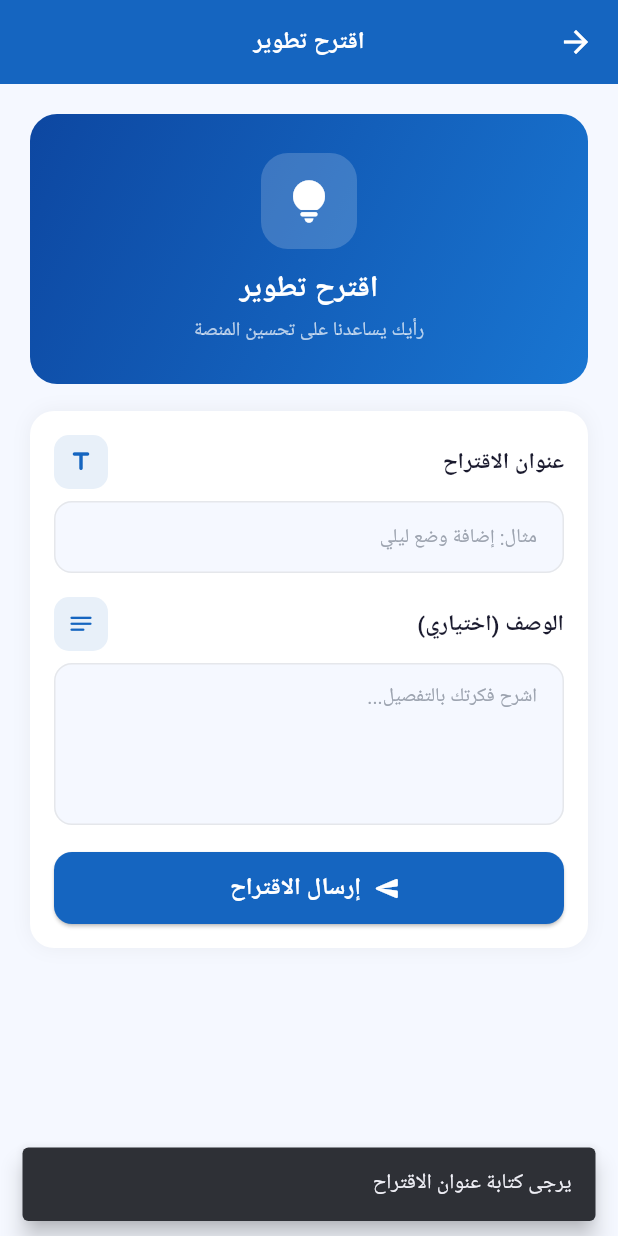
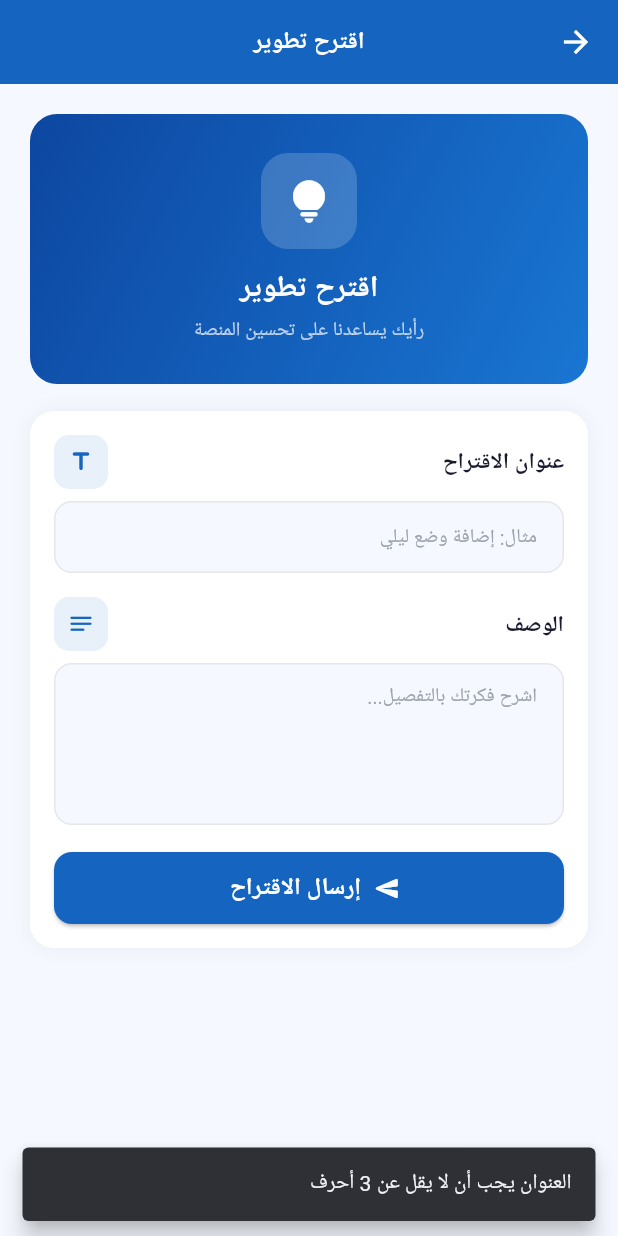
Before and after one commit to CodePen32/EduRim, a Flutter app: the SuggestFeatureScreen screen opened by its route, after a tap on "إرسال الاقتراح", on a phone screen of 412 x 824 dp. Run offline on Flutter 3.47's test engine with Material 3 defaults, Android fonts, the phone set to English and light mode, and no system bars; our stand-ins replace dio, file_picker, firebase_core, firebase_messaging, flutter_local_notifications, hive and 5 more; missing offline and left inert: dart:js_interop, syncfusion_flutter_pdfviewer; accounts and stored records are empty; Roboto replaces fonts that are missing (Cairo).

Commit message:
feat: submit feature suggestions from app

```diff
--- /dev/null
+++ b/frontend/lib/core/services/suggestion_service.dart
@@ -0,0 +1,14 @@
+import '../network/api_client.dart';
+
+class SuggestionService {
+  /// Sends a development suggestion to the backend.
+  /// Throws [ApiException] on failure (message is Arabic from the server).
+  Future<void> submit({required String title, required String description}) async {
+    await apiClient.post('/me/suggestions', {
+      'title': title,
+      'description': description,
+    });
+  }
+}
+
+final suggestionService = SuggestionService();
--- a/frontend/lib/features/info/screens/suggest_feature_screen.dart
+++ b/frontend/lib/features/info/screens/suggest_feature_screen.dart
@@ -1,5 +1,9 @@
 import 'package:flutter/material.dart';
 import '../../../core/constants/app_colors.dart';
+import '../../../core/network/api_client.dart';
+import '../../../core/routes/app_routes.dart';
+import '../../../core/services/auth_service.dart';
+import '../../../core/services/suggestion_service.dart';
 import '../widgets/info_widgets.dart';
 
 class SuggestFeatureScreen extends StatefulWidget {
@@ -13,6 +17,7 @@ class _SuggestFeatureScreenState extends State<SuggestFeatureScreen> {
   final _titleCtrl = TextEditingController();
   final _descCtrl = TextEditingController();
   bool _sent = false;
+  bool _submitting = false;
 
   @override
   void dispose() {
@@ -21,19 +26,46 @@ class _SuggestFeatureScreenState extends State<SuggestFeatureScreen> {
     super.dispose();
   }
 
-  void _submit() {
-    if (_titleCtrl.text.trim().isEmpty) {
-      ScaffoldMessenger.of(context).showSnackBar(const SnackBar(
-        content: Text('يرجى كتابة عنوان الاقتراح', style: TextStyle(fontFamily: 'Cairo')),
-        behavior: SnackBarBehavior.floating,
-      ));
-      return;
+  void _snack(String msg) {
+    if (!mounted) return;
+    ScaffoldMessenger.of(context).showSnackBar(SnackBar(
+      content: Text(msg, style: const TextStyle(fontFamily: 'Cairo')),
+      behavior: SnackBarBehavior.floating,
+    ));
+  }
+
+  Future<void> _submit() async {
+    final title = _titleCtrl.text.trim();
+    final desc = _descCtrl.text.trim();
+
+    // Local validation (mirrors backend rules).
+    if (title.length < 3) { _snack('العنوان يجب أن لا يقل عن 3 أحرف'); return; }
+    if (desc.length < 10) { _snack('الوصف يجب أن لا يقل عن 10 أحرف'); return; }
+
+    FocusScope.of(context).unfocus();
+    setState(() => _submitting = true);
+    try {
+      await suggestionService.submit(title: title, description: desc);
+      if (!mounted) return;
+      setState(() { _sent = true; _submitting = false; });
+      _titleCtrl.clear();
+      _descCtrl.clear();
+      _snack('تم إرسال اقتراحك بنجاح');
+    } on ApiException catch (e) {
+      if (!mounted) return;
+      setState(() => _submitting = false);
+      if (e.statusCode == 401) {
+        // Session expired / not logged in — follow the app's auth flow.
+        await authService.clearToken();
+        if (mounted) Navigator.pushReplacementNamed(context, AppRoutes.login);
+        return;
+      }
+      _snack(e.message.isNotEmpty ? e.message : 'تعذر إرسال الاقتراح');
+    } catch (_) {
+      if (!mounted) return;
+      setState(() => _submitting = false);
+      _snack('تعذر إرسال الاقتراح. تحقق من اتصالك وحاول مجدداً.');
     }
-    // Local-only (no backend): acknowledge and reset.
-    setState(() => _sent = true);
-    _titleCtrl.clear();
-    _descCtrl.clear();
-    FocusScope.of(context).unfocus();
   }
 
   @override
@@ -75,19 +107,23 @@ class _SuggestFeatureScreenState extends State<SuggestFeatureScreen> {
               const SizedBox(height: 8),
               _Field(controller: _titleCtrl, hint: 'مثال: إضافة وضع ليلي', maxLines: 1),
               const SizedBox(height: 16),
-              const InfoSectionTitle(icon: Icons.notes_rounded, title: 'الوصف (اختياري)'),
+              const InfoSectionTitle(icon: Icons.notes_rounded, title: 'الوصف'),
               const SizedBox(height: 8),
               _Field(controller: _descCtrl, hint: 'اشرح فكرتك بالتفصيل...', maxLines: 4),
               const SizedBox(height: 18),
               SizedBox(
                 height: 48,
                 child: ElevatedButton.icon(
-                  onPressed: _submit,
-                  icon: const Icon(Icons.send_rounded, size: 18),
-                  label: const Text('إرسال الاقتراح', style: TextStyle(fontFamily: 'Cairo', fontWeight: FontWeight.bold)),
+                  onPressed: _submitting ? null : _submit,
+                  icon: _submitting
+                      ? const SizedBox(width: 18, height: 18, child: CircularProgressIndicator(strokeWidth: 2, color: AppColors.white))
+                      : const Icon(Icons.send_rounded, size: 18),
+                  label: Text(_submitting ? 'جارٍ الإرسال...' : 'إرسال الاقتراح', style: const TextStyle(fontFamily: 'Cairo', fontWeight: FontWeight.bold)),
                   style: ElevatedButton.styleFrom(
                     backgroundColor: AppColors.primary,
                     foregroundColor: AppColors.white,
+                    disabledBackgroundColor: AppColors.primary.withValues(alpha: 0.6),
+                    disabledForegroundColor: AppColors.white,
                     shape: RoundedRectangleBorder(borderRadius: BorderRadius.circular(12)),
                   ),
                 ),
```
